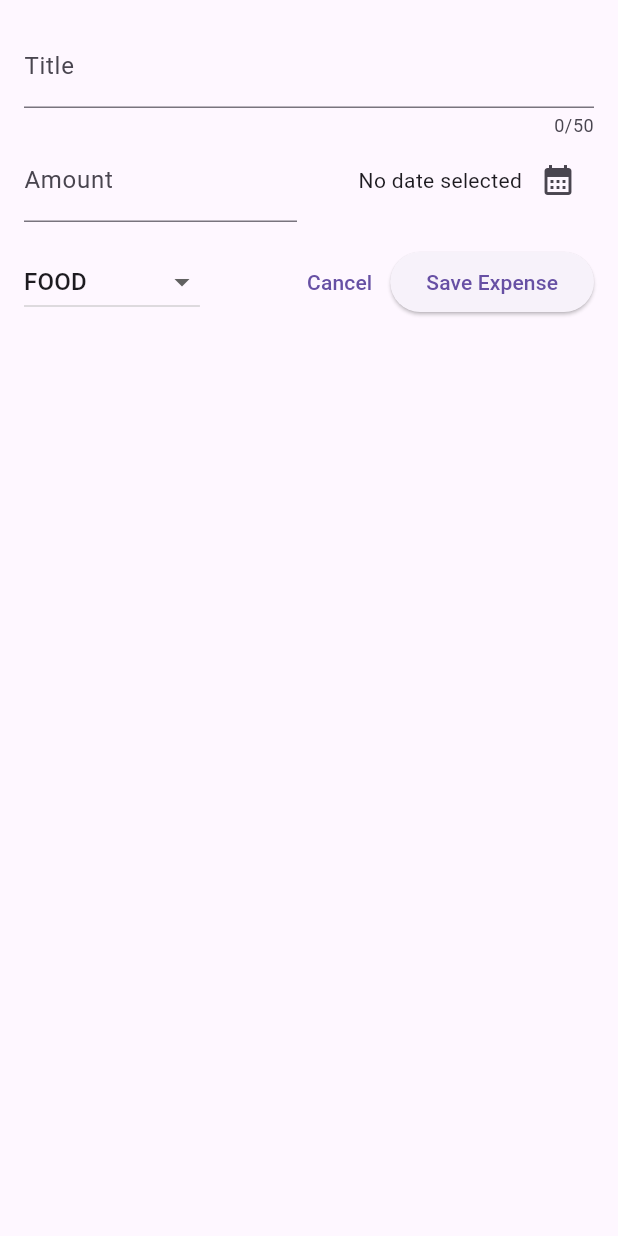
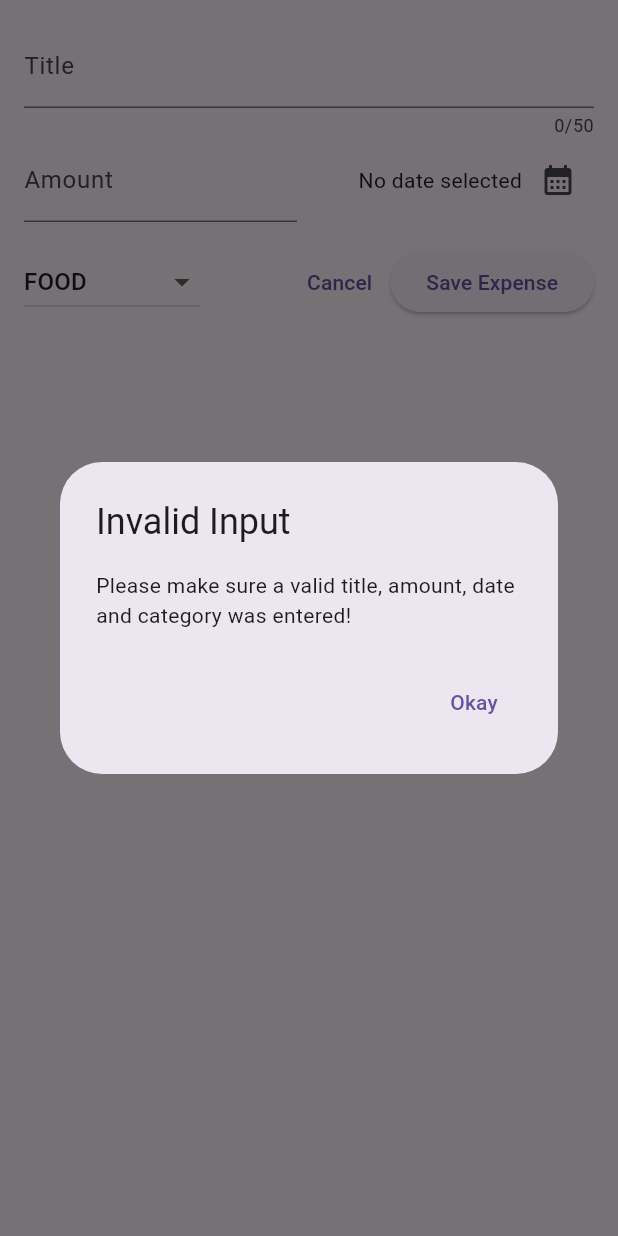
Before and after one commit to bagoesrex/FlowFin-App, a Flutter app: the NewExpense widget shown alone on an empty page, opened directly, after a tap on "Save Expense", on a phone screen of 412 x 824 dp. Run offline on Flutter 3.47's test engine with Material 3 defaults, Android fonts, the phone set to English and light mode, and no system bars.

Commit message:
feat: add expense validation and error dialog

```diff
--- a/lib/widgets/new_expense.dart
+++ b/lib/widgets/new_expense.dart
@@ -28,6 +28,23 @@
     setState(() {
       _selectedDate = pickedDate;
     });
+  }
+
+  void _submitExpenseData() {
+    final enteredAmount = double.tryParse(_amountController.text);
+    final amountIsInvalid = enteredAmount == null || enteredAmount <= 0;
+    if (_titleController.text.trim().isEmpty || amountIsInvalid || _selectedDate == null) {
+      showDialog(context: context, builder: (ctx) => AlertDialog(
+        title: const Text('Invalid Input'),
+        content: const Text('Please make sure a valid title, amount, date and category was entered!'),
+        actions: [
+          TextButton(onPressed: () {
+            Navigator.pop(ctx);
+          }, child: Text('Okay'))
+        ],
+      ));
+    }
+    return;
   }
 
   @override
@@ -111,7 +128,10 @@
                 },
                 child: const Text('Cancel'),
               ),
-              ElevatedButton(onPressed: () {}, child: Text('Save Expense')),
+              ElevatedButton(
+                onPressed: _submitExpenseData,
+                child: Text('Save Expense'),
+              ),
             ],
           ),
         ],
```
